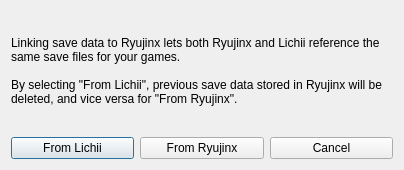
Djipi71/OOT, file src/yuzu/ryujinx_dialog.ui: the form before one commit.
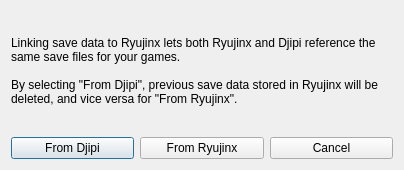
The form after the commit.

Commit message:
Rebrand visible names to Djipi / OOT Remake
Window titles, dialogs, menus, hotkey label, version ("Djipi v1", from
dist/djipi_version.txt), log banner and update repo now name Djipi / OOT Remake
instead of Lichii / Frizti. Identifiers, file names, cache directories and
source copyright notices are unchanged; the About text and README credit the
upstream projects.

Patch:
```diff
--- a/src/yuzu/ryujinx_dialog.ui
+++ b/src/yuzu/ryujinx_dialog.ui
@@ -23,9 +23,9 @@
       </sizepolicy>
      </property>
      <property name="text">
-      <string>Linking save data to Ryujinx lets both Ryujinx and Lichii reference the same save files for your games.
+      <string>Linking save data to Ryujinx lets both Ryujinx and Djipi reference the same save files for your games.
 
-By selecting &quot;From Lichii&quot;, previous save data stored in Ryujinx will be deleted, and vice versa for &quot;From Ryujinx&quot;.</string>
+By selecting &quot;From Djipi&quot;, previous save data stored in Ryujinx will be deleted, and vice versa for &quot;From Ryujinx&quot;.</string>
      </property>
      <property name="wordWrap">
       <bool>true</bool>
@@ -37,7 +37,7 @@
      <item>
       <widget class="QPushButton" name="eden">
        <property name="text">
-      <string>From Lichii</string>
+      <string>From Djipi</string>
        </property>
       </widget>
      </item>
```
The commit also changes 24 other files.
